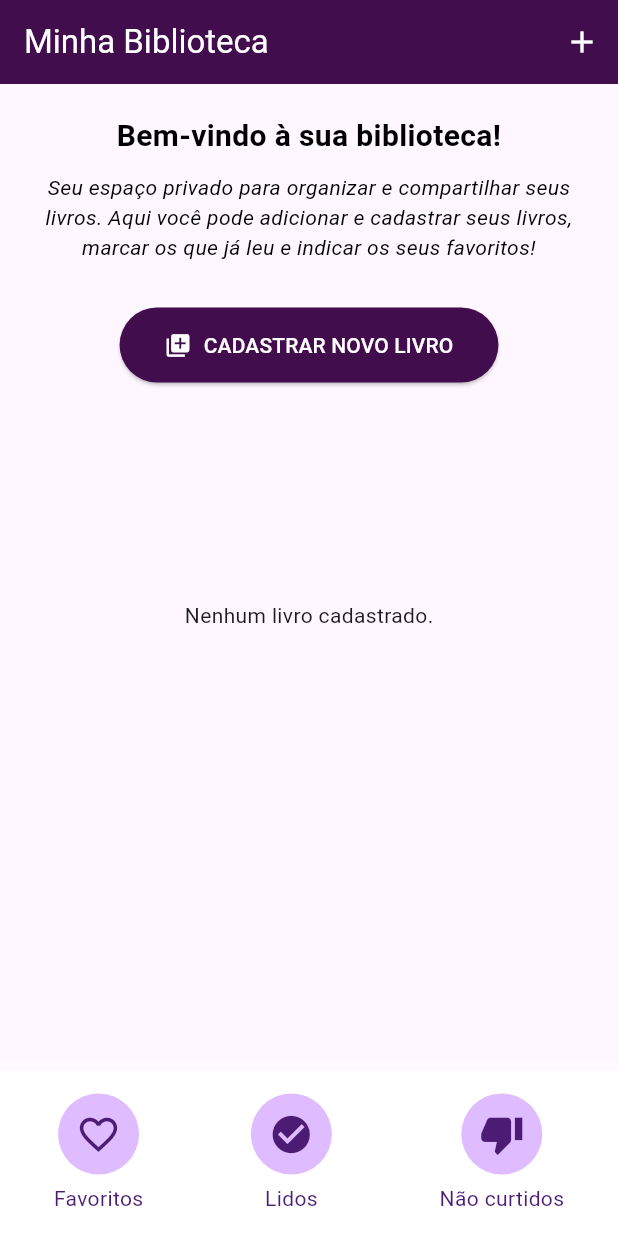
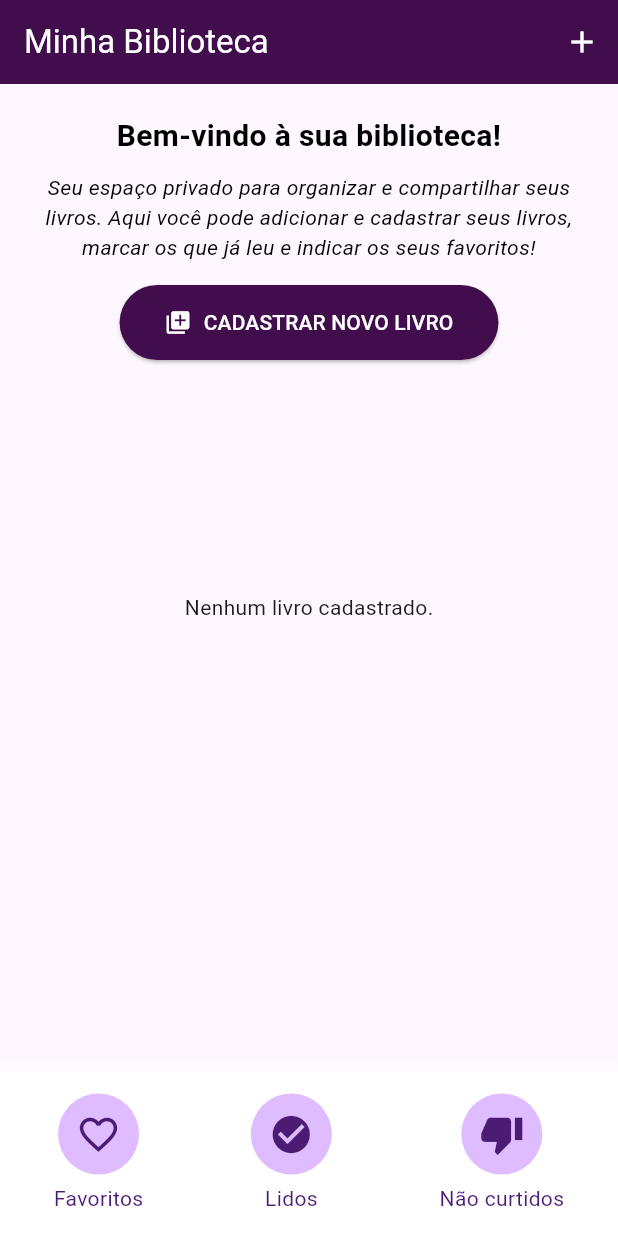
Before and after one commit to raquelzis-sv/app_livros, a Flutter app: the screen it shows after launch, on a phone screen of 412 x 824 dp. Run offline on Flutter 3.47's test engine with Material 3 defaults, Android fonts, the phone set to English and light mode, and no system bars.

Commit message:
subindo ajustes

```diff
--- a/lib/telas/tela_principal.dart
+++ b/lib/telas/tela_principal.dart
@@ -64,9 +64,9 @@ class _TelaPrincipalState extends State<TelaPrincipal> {
                     fontSize: 14,
                     textAlign: TextAlign.center,
                   ),
-                  const SizedBox(height: 30),
+                  const SizedBox(height: 15),
 
-                  // Botão de Cadastrar mais chamativo
+                  // segundo Botão de Cadastrar
                   ElevatedButton.icon(
                     onPressed: () async {
                       final retorno = await Navigator.push(
@@ -94,10 +94,11 @@ class _TelaPrincipalState extends State<TelaPrincipal> {
                     ),
                   ),
 
-                  const SizedBox(height: 30),
+                  const SizedBox(height: 15),
 
                   SizedBox(
-                    height: 250,
+                    height: 300,
+                    width: 600,
                     child: listaLivros.isEmpty
                         ? const Center(child: Text('Nenhum livro cadastrado.'))
                         : PageView.builder(
```
Also changed, not shown: lib/widgets/card_livros.dart (+14 -10 lines).
